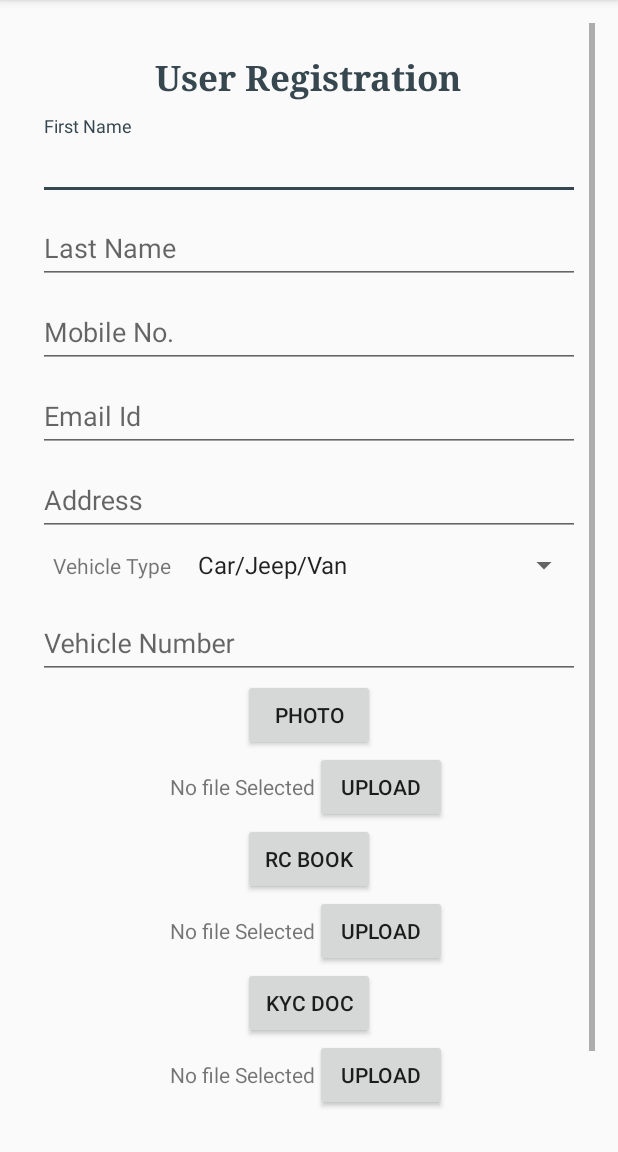
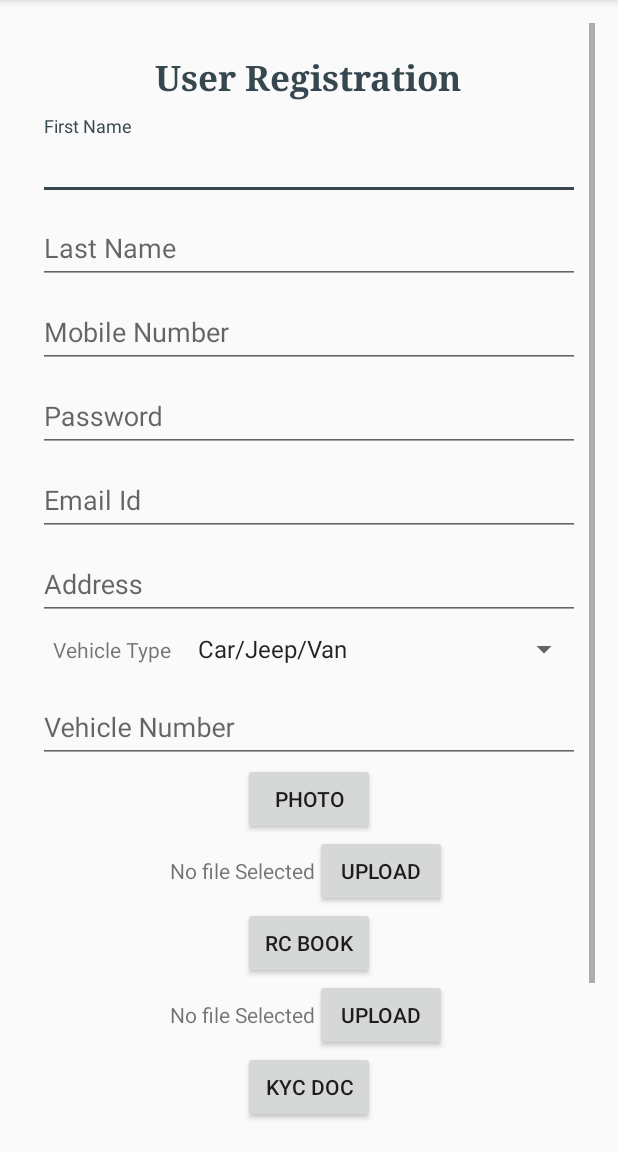
Before and after one commit to Ramya2611/E_Toll_System, an Android app: the Cus_Reg screen opened directly, with no data from a screen before it, on a phone screen of 412 x 824 dp, the part 84-1236 px from its top. Run offline under Robolectric (Android 15) with nearby library versions, the phone set to English and light mode, and no system bars; our stand-ins replace Firebase (no records; nobody signed in at launch, a user with empty details on screens opened directly).

Commit message:
gradle updated

```diff
--- a/src/main/AndroidManifest.xml
+++ b/src/main/AndroidManifest.xml
@@ -1,6 +1,8 @@
 <?xml version="1.0" encoding="utf-8"?>
 <manifest xmlns:android="http://schemas.android.com/apk/res/android"
     package="com.example.ramya.etoll">
+
+    <uses-permission android:name="android.permission.INTERNET"/>
 
     <application
         android:allowBackup="true"
--- a/src/main/java/com/example/ramya/etoll/Cus_Reg.java
+++ b/src/main/java/com/example/ramya/etoll/Cus_Reg.java
@@ -1,23 +1,43 @@
 package com.example.ramya.etoll;
 
+import android.app.ProgressDialog;
 import android.content.Intent;
+import android.nfc.Tag;
+import android.support.annotation.NonNull;
 import android.support.v4.content.ContextCompat;
 import android.support.v7.app.AppCompatActivity;
 import android.os.Bundle;
+import android.text.TextUtils;
+import android.util.Log;
 import android.view.View;
 import android.widget.Button;
+import android.widget.EditText;
+import android.widget.Spinner;
 import android.widget.TextView;
+import android.widget.Toast;
 
+import com.google.android.gms.tasks.OnCompleteListener;
+import com.google.android.gms.tasks.Task;
+import com.google.firebase.auth.AuthResult;
+import com.google.firebase.auth.FirebaseAuth;
 import com.google.firebase.database.FirebaseDatabase;
 import com.google.firebase.storage.FirebaseStorage;
 
 import java.util.jar.Manifest;
 
 public class Cus_Reg extends AppCompatActivity {
-
+    //private static String cus_reg;
+  //  private static final String TAG =cus_reg ;
+    //private static final String TAG = Cus_Reg;
     Button sel_photo, sel_rc, sel_kyc, up_photo, up_rc, up_kyc,reg_btn;
     TextView photo_name, rc_name, kyc_name;
 
+    EditText fname,lname,mob,email,address,veh_no,password;
+    Spinner vehicle_type;
+
+    private ProgressDialog progressDialog;
+
+    FirebaseAuth firebaseAuth;
     FirebaseStorage storage;
     FirebaseDatabase database;
 
@@ -25,6 +45,8 @@ public class Cus_Reg extends AppCompatActivity {
     protected void onCreate(Bundle savedInstanceState) {
         super.onCreate(savedInstanceState);
         setContentView(R.layout.activity_cus__reg);
+
+        progressDialog = new ProgressDialog(this);
 
         storage = FirebaseStorage.getInstance();
         database = FirebaseDatabase.getInstance();
@@ -44,6 +66,16 @@ public class Cus_Reg extends AppCompatActivity {
         rc_name = findViewById(R.id.rc_name);
         kyc_name = findViewById(R.id.kyc_name);
 
+        fname = (EditText)findViewById(R.id.ed_fname);
+        lname = (EditText)findViewById(R.id.ed_lname);
+        address = (EditText)findViewById(R.id.ed_address);
+        mob = (EditText)findViewById(R.id.ed_mobno);
+        email = (EditText)findViewById(R.id.ed_email);
+        veh_no = (EditText)findViewById(R.id.ed_veh_no);
+        password = (EditText)findViewById(R.id.ed_password);
+
+        vehicle_type = (Spinner) findViewById(R.id.sp_veh_type);
+
         sel_rc.setOnClickListener(new View.OnClickListener() {
             @Override
             public void onClick(View v) {
@@ -56,11 +88,87 @@ public class Cus_Reg extends AppCompatActivity {
 
 
         reg_btn.setOnClickListener(new View.OnClickListener() {
+
+
             @Override
             public void onClick(View v) {
+               // Log.d(TAG,"pressed");
+                //registerUser();
+
+
                 Intent intent = new Intent(Cus_Reg.this,Cus_Mod.class);
                 startActivity(intent);
             }
         });
     }
+/*
+    private void registerUser() {
+
+        String mfname = fname.getText().toString().trim();
+        String mlname = lname.getText().toString().trim();
+        String maddress = address.getText().toString().trim();
+        String mmob = mob.getText().toString().trim();
+        String memail = email.getText().toString().trim();
+        String mveh_no = veh_no.getText().toString().trim();
+        String mpassword = password.getText().toString().trim();
+
+        String mveh_type = vehicle_type.getSelectedItem().toString().trim();
+
+        if (TextUtils.isEmpty(mfname)){
+            Toast.makeText(this,"Enter Value",Toast.LENGTH_LONG).show();
+            return;
+        }
+        if (TextUtils.isEmpty(mlname)){
+            Toast.makeText(this,"Enter Value",Toast.LENGTH_LONG).show();
+            return;
+
+        }
+        if (TextUtils.isEmpty(maddress)){
+            Toast.makeText(this,"Enter Value",Toast.LENGTH_LONG).show();
+            return;
+
+        }
+        if (TextUtils.isEmpty(mmob)){
+            Toast.makeText(this,"Enter Value",Toast.LENGTH_LONG).show();
+            return;
+
+        }
+        if (TextUtils.isEmpty(memail)){
+            Toast.makeText(this,"Enter Value",Toast.LENGTH_LONG).show();
+            return;
+
+        }
+        if (TextUtils.isEmpty(mveh_no)){
+            Toast.makeText(this,"Enter Value",Toast.LENGTH_LONG).show();
+            return;
+
+        }
+        if (TextUtils.isEmpty(mveh_type)){
+            Toast.makeText(this,"Enter Value",Toast.LENGTH_LONG).show();
+            return;
+
+        }if (TextUtils.isEmpty(mpassword)){
+            Toast.makeText(this,"Enter Value",Toast.LENGTH_LONG).show();
+            return;
+
+        }
+
+
+        progressDialog.setMessage("Registering User....");
+        progressDialog.show();
+
+        firebaseAuth.createUserWithEmailAndPassword(mmob,mpassword)
+                .addOnCompleteListener(this, new OnCompleteListener<AuthResult>() {
+                    @Override
+                    public void onComplete(@NonNull Task<AuthResult> task) {
+                        if (task.isSuccessful()){
+                            Toast.makeText(Cus_Reg.this,"Registered Successfully",Toast.LENGTH_LONG).show();
+                        }else {
+                            Toast.makeText(Cus_Reg.this,"Could not Register",Toast.LENGTH_LONG).show();
+
+                        }
+                    }
+                });
+
+    }*/
 }
--- a/src/main/res/layout/activity_cus__reg.xml
+++ b/src/main/res/layout/activity_cus__reg.xml
@@ -63,7 +63,19 @@
                     android:layout_width="fill_parent"
                     android:inputType="phone"
 
-                    android:hint="Mobile No."
+                    android:hint="Mobile Number"
+                    android:layout_height="wrap_content" />
+
+            </android.support.design.widget.TextInputLayout>
+            <android.support.design.widget.TextInputLayout
+                android:layout_width="match_parent"
+                android:layout_height="wrap_content">
+                <EditText
+                    android:id="@+id/ed_password"
+                    android:layout_width="fill_parent"
+                    android:inputType="textVisiblePassword"
+
+                    android:hint="Password"
                     android:layout_height="wrap_content" />
 
             </android.support.design.widget.TextInputLayout>
```
Also changed, not shown: src/main/java/com/example/ramya/etoll/Bill.java (added, +40 -0 lines), src/main/java/com/example/ramya/etoll/Cus_Mod.java (+23 -1 lines), src/main/res/layout/activity_admin__reg.xml (+13 -0 lines), src/main/res/layout/bill_gen.xml (added, +42 -0 lines), 1 other file.
